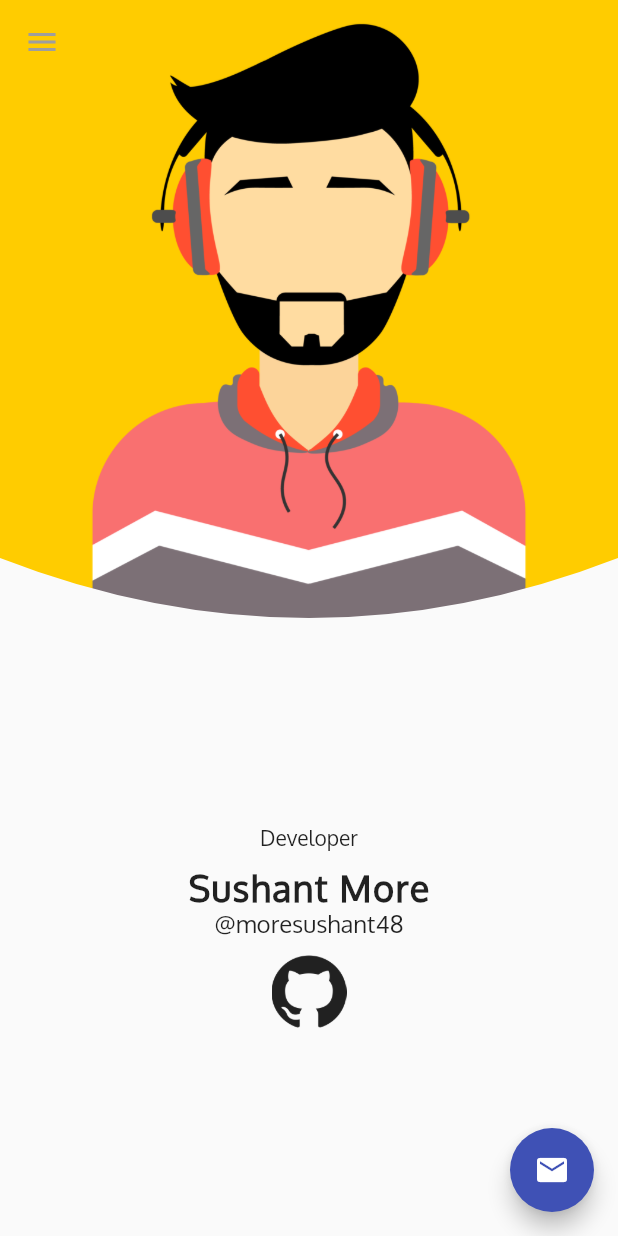
After one commit to moresushant48/SaveYourWork-Flutter, a Flutter app: the AboutPage screen opened by its route, in the side drawer, after a tap on the "email" icon, on a phone screen of 412 x 824 dp. The commit adds this screen. Run offline on Flutter 3.47's test engine with Material 2 defaults, Android fonts, the phone set to English and light mode, and no system bars; our stand-ins replace dynamic_theme, flutter_custom_clippers, flutter_staggered_animations, fluttertoast, shared_preferences; missing offline and left inert: file_icon; accounts and stored records are empty.

Commit message:
Drawer : Design & add About Page (All Working).
Signed-off-by: Sushant More <moresushant48@gmail.com>

```diff
--- /dev/null
+++ b/lib/pages/AboutPage.dart
@@ -0,0 +1,107 @@
+import 'package:dynamic_theme/dynamic_theme.dart';
+import 'package:flutter/foundation.dart';
+import 'package:flutter/material.dart';
+import 'package:flutter_custom_clippers/flutter_custom_clippers.dart';
+import 'package:url_launcher/url_launcher.dart';
+import 'package:web_test/pages/DrawerPage.dart';
+
+class AboutPage extends StatelessWidget {
+  @override
+  Widget build(BuildContext context) {
+    return Scaffold(
+      extendBodyBehindAppBar: true,
+      appBar: AppBar(
+        backgroundColor: Colors.transparent,
+      ),
+      drawer: AppDrawer(),
+      body: AboutBody(),
+      floatingActionButton: kIsWeb
+          ? null
+          : FloatingActionButton(
+              child: Icon(Icons.email),
+              onPressed: () => launch("mailto:moresushant48@gmail.com"),
+            ),
+    );
+  }
+}
+
+class AboutBody extends StatelessWidget {
+  const AboutBody({
+    Key key,
+  }) : super(key: key);
+
+  @override
+  Widget build(BuildContext context) {
+    var isPortrait = MediaQuery.of(context).orientation == Orientation.portrait;
+    return SingleChildScrollView(
+      child: SizedBox(
+        height: MediaQuery.of(context).size.height,
+        child: Flex(
+          direction: isPortrait ? Axis.vertical : Axis.horizontal,
+          crossAxisAlignment: CrossAxisAlignment.start,
+          mainAxisAlignment: MainAxisAlignment.start,
+          children: [
+            ClipPath(
+              clipper: isPortrait
+                  ? OvalBottomBorderClipper()
+                  : OvalRightBorderClipper(),
+              child: Image.asset(
+                "assets/images/avatar.png",
+                height: isPortrait ? null : MediaQuery.of(context).size.height,
+                width: isPortrait ? MediaQuery.of(context).size.width : null,
+              ),
+            ),
+            Flexible(
+              fit: FlexFit.tight,
+              child: Center(
+                child: Column(
+                  crossAxisAlignment: CrossAxisAlignment.center,
+                  mainAxisAlignment: MainAxisAlignment.center,
+                  children: [
+                    Text(
+                      "Developer",
+                    ),
+                    SizedBox(
+                      height: 8.0,
+                    ),
+                    Text(
+                      "Sushant More",
+                      style: TextStyle(
+                          letterSpacing: 1.0,
+                          fontWeight: FontWeight.w600,
+                          fontSize: 24.0),
+                    ),
+                    Text(
+                      "@moresushant48",
+                      style: TextStyle(
+                          fontWeight: FontWeight.w500, fontSize: 16.0),
+                    ),
+                    SizedBox(
+                      height: 10.0,
+                    ),
+                    GestureDetector(
+                      child: Image(
+                        color: DynamicTheme.of(context).brightness ==
+                                Brightness.dark
+                            ? Colors.white
+                            : null,
+                        height: 50.0,
+                        width: 50.0,
+                        image: AssetImage("assets/images/github.png"),
+                      ),
+                      onTap: () async =>
+                          await canLaunch("https://github.com/moresushant48/")
+                              .then((value) => value
+                                  ? launch("https://github.com/moresushant48/")
+                                  : null),
+                    )
+                  ],
+                ),
+              ),
+            )
+          ],
+        ),
+      ),
+    );
+  }
+}
--- a/lib/pages/DrawerPage.dart
+++ b/lib/pages/DrawerPage.dart
@@ -23,6 +23,17 @@ class AppDrawer extends StatelessWidget {
                   })
             ],
           ),
+
+          Divider(),
+
+          // About tile.
+          ListTile(
+            title: Text("About"),
+            trailing: Icon(Icons.info),
+            onTap: () => Navigator.pushReplacementNamed(context, "/about"),
+          ),
+
+          Divider(),
 
           // Logout Tile.
           ListTile(
--- a/lib/pages/HomePage.dart
+++ b/lib/pages/HomePage.dart
@@ -1,7 +1,6 @@
 import 'dart:convert';
 import 'dart:ui';
 
-import 'package:dynamic_theme/dynamic_theme.dart';
 import 'package:file_icon/file_icon.dart';
 import 'package:flutter/material.dart';
 import 'package:flutter/rendering.dart';
@@ -141,6 +140,7 @@ class _HomeBodyState extends State<HomeBody> {
                               Expanded(
                                 child: AnimationLimiter(
                                   child: ListView.builder(
+                                    primary: false,
                                     padding:
                                         EdgeInsets.symmetric(horizontal: 12.0),
                                     scrollDirection: Axis.vertical,
--- a/pubspec.yaml
+++ b/pubspec.yaml
@@ -34,6 +34,8 @@ dependencies:
   flutter_staggered_animations: ^0.1.2
   fluttertoast: ^4.0.0
   shared_preferences: ^0.5.7+3
+  flutter_custom_clippers: ^1.1.1
+  url_launcher: ^5.4.11
 
 dev_dependencies:
   flutter_test:
```
Also changed, not shown: assets/images/avatar.png (added), assets/images/github.png (added), pubspec.lock, 1 other file.
